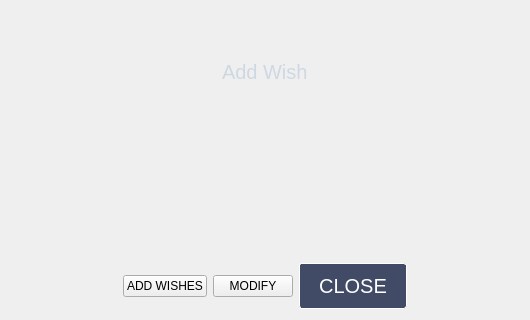
Above: src/wish.ui from elvisxiaozhi/True-Wish before the change; both pictures show x 152 to 682 and y 124 to 444 of the 834 by 444 pixel window. Below: the same form after it.
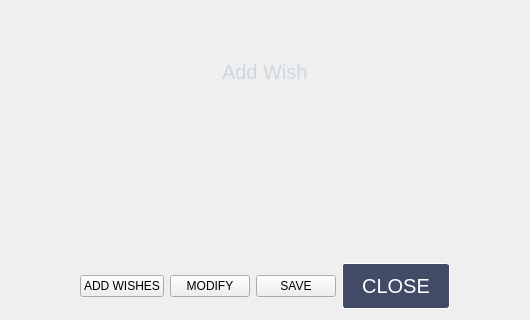
That is the form after the change.

What changed in the file:
```diff
--- a/src/wish.ui
+++ b/src/wish.ui
@@ -149,6 +149,13 @@
        </property>
       </widget>
      </item>
+     <item>
+      <widget class="QPushButton" name="saveButton">
+       <property name="text">
+        <string>SAVE</string>
+       </property>
+      </widget>
+     </item>
      <item>
       <widget class="QPushButton" name="closeButton">
        <property name="styleSheet">
```
